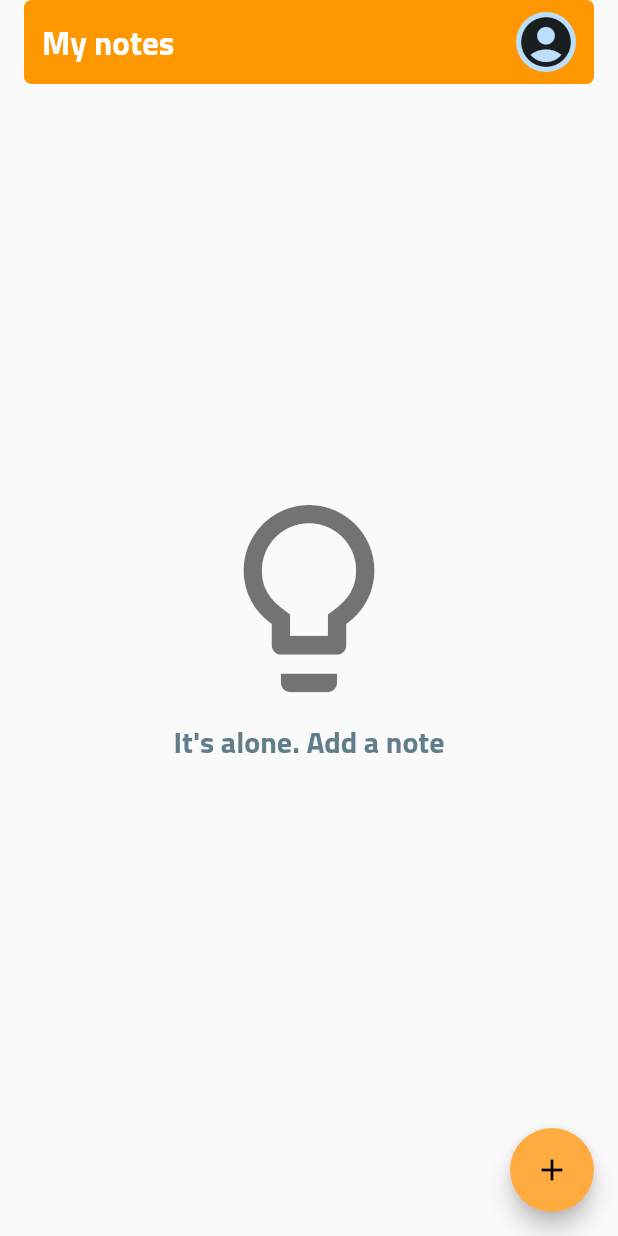
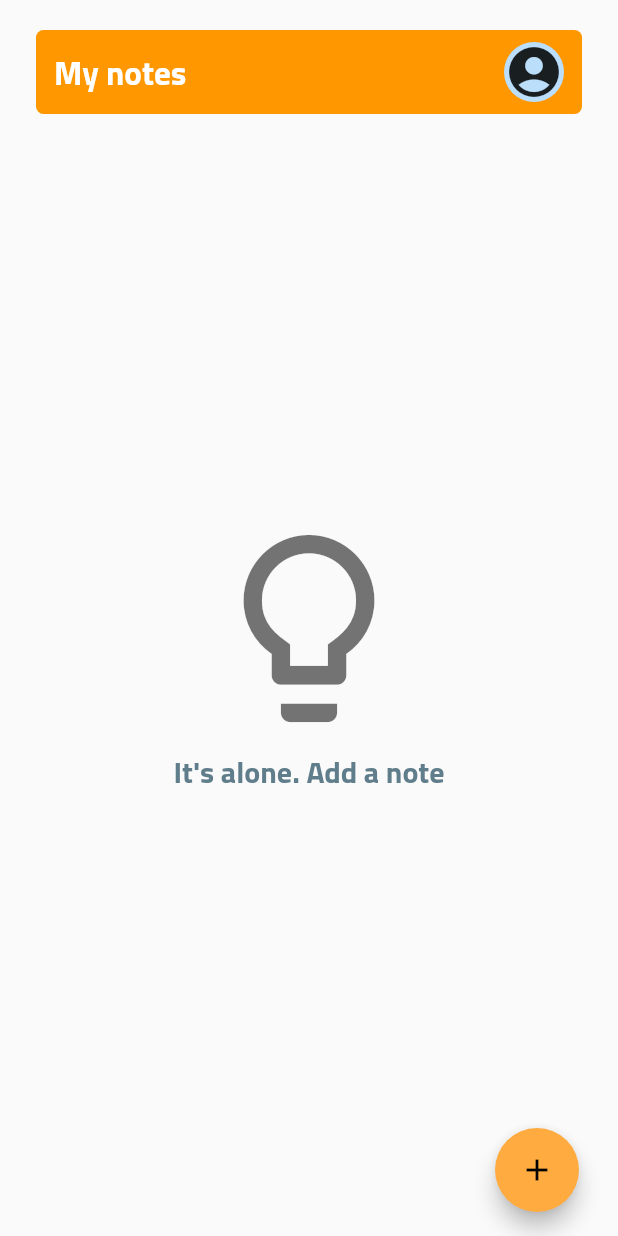
Before and after one commit to FabianVarela/notekeeper_flutter, a Flutter app: the screen it shows after launch, on a phone screen of 412 x 824 dp. Run offline on Flutter 3.47's test engine with Material 2 defaults, Android fonts, the phone set to English and light mode, and no system bars; our stand-ins replace sqflite; accounts and stored records are empty.

Commit message:
Modify note list UI

```diff
--- a/lib/screens/note_list.dart
+++ b/lib/screens/note_list.dart
@@ -30,7 +30,8 @@ class NoteListState extends State<NoteList> {
     return Scaffold(
       key: _scaffoldKey,
       body: SingleChildScrollView(
-        padding: EdgeInsets.symmetric(horizontal: 16),
+        physics: NeverScrollableScrollPhysics(),
+        padding: EdgeInsets.symmetric(horizontal: 24, vertical: 20),
         child: Column(
           children: <Widget>[
             _setHeader(),
@@ -38,10 +39,13 @@ class NoteListState extends State<NoteList> {
           ],
         ),
       ),
-      floatingActionButton: FloatingActionButton(
-        tooltip: 'Add note',
-        child: Icon(Icons.add),
-        onPressed: () => _navigateToDetail(Note('', 2, ''), 'Add note'),
+      floatingActionButton: Padding(
+        padding: EdgeInsets.only(right: 10),
+        child: FloatingActionButton(
+          tooltip: 'Add note',
+          child: Icon(Icons.add),
+          onPressed: () => _navigateToDetail(Note('', 2, ''), 'Add note'),
+        ),
       ),
     );
   }
```
